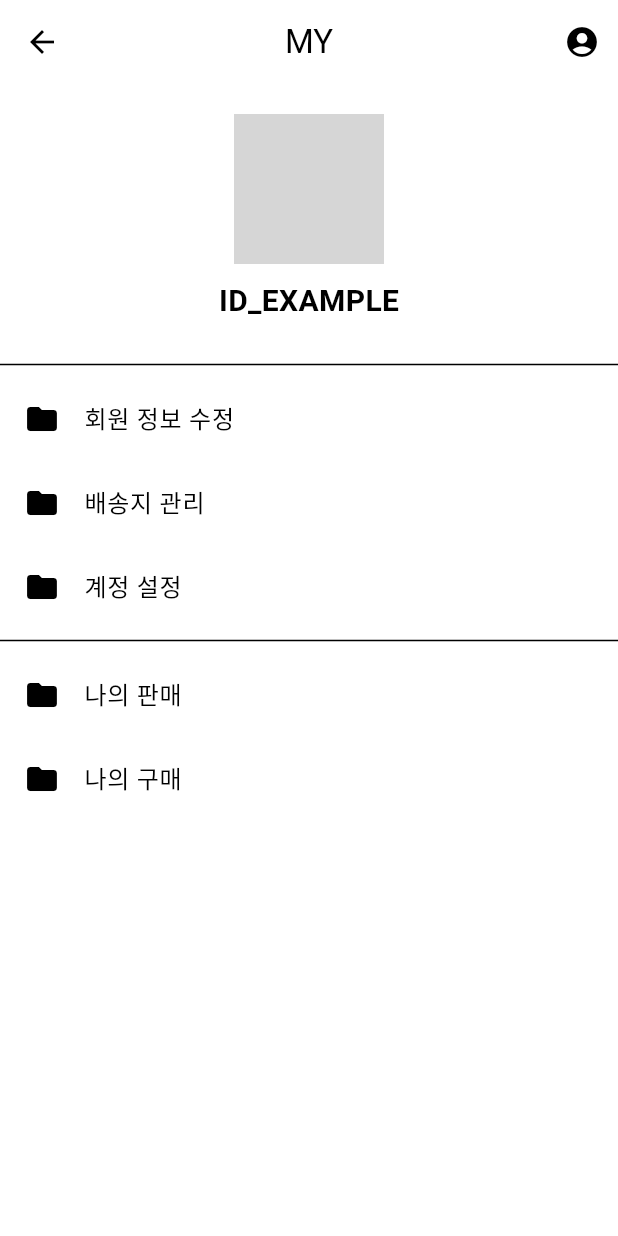
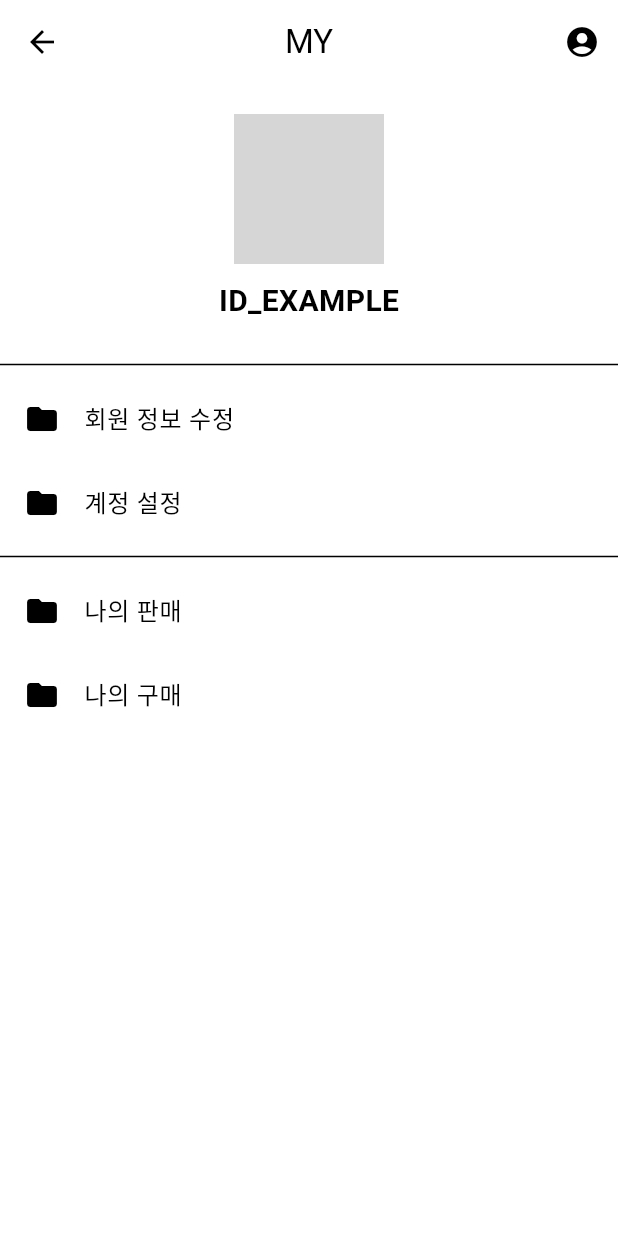
Before and after one commit to devwonkyo/StockAuction, a Flutter app: the MainScreen screen opened by its route, after a tap on the "person" icon, on a phone screen of 412 x 824 dp. Run offline on Flutter 3.47's test engine with Material 3 defaults, Android fonts, the phone set to English and light mode, and no system bars; our stand-ins replace cloud_firestore, firebase_auth, firebase_core, flutter_swiper_null_safety, go_router, image_picker; accounts and stored records are empty; network calls fail; grey boxes are pictures that could not be loaded.

Commit message:
마이페이지 수정, 설정 삭제

```diff
--- a/lib/route.dart
+++ b/lib/route.dart
@@ -4,7 +4,6 @@ import 'package:go_router/go_router.dart';
 import 'package:auction/screens/auth/login_screen.dart';
 import 'package:auction/screens/auth/signup_screen.dart';
 import 'package:auction/screens/auth/password_reser_screen.dart';
-import 'package:auction/screens/auth/settings_screen.dart';
 import 'package:auction/screens/auth/my_screen.dart';
 import 'package:auction/screens/chat/chat_list_screen.dart';
 import 'package:auction/screens/chat/chat_screen.dart';
@@ -13,7 +12,6 @@ import 'package:auction/screens/post/post_add_screen.dart';
 import 'package:auction/screens/post/post_detail_screen.dart';
 import 'package:auction/screens/main_screen.dart';
 
-
 // 보통 아래와 같은 방식으로 이동 가능합니다
 // GoRouter.of(context).go('/example');
 // GoRouter.of(context).push('/example');
@@ -21,7 +19,6 @@ import 'package:auction/screens/main_screen.dart';
 import 'screens/my/my_sold_screen.dart';
 import 'screens/my/my_account_screen.dart';
 import 'screens/my/my_bought_screen.dart';
-import 'screens/my/my_deliver_screen.dart';
 import 'screens/my/my_infoupdate_screen.dart';
 
 final rootNavigatorKey = GlobalKey<NavigatorState>();
@@ -53,7 +50,6 @@ final GoRouter router = GoRouter(
     GoRoute(
       path: '/post/detail',
       builder: (context, state) => PostDetailScreen(),
-      builder: (context, state) => PostDetailScreen(),
     ),
     GoRoute(
       path: '/post/list',
@@ -69,10 +65,6 @@ final GoRouter router = GoRouter(
         final chatId = state.pathParameters['chatId']!;
         return ChatScreen(chatId: chatId);
       },
-    ),
-    GoRoute(
-      path: '/settings',
-      builder: (context, state) => SettingsScreen(),
     ),
     GoRoute(
       path: '/PostListScreen',
@@ -91,10 +83,6 @@ final GoRouter router = GoRouter(
       builder: (context, state) => MyInfoUpdateScreen(),
     ),
     GoRoute(
-      path: '/deliver',
-      builder: (context, state) => MyDeliverScreen(),
-    ),
-    GoRoute(
       path: '/account',
       builder: (context, state) => MyAccountScreen(),
     ),
--- a/lib/screens/auth/my_screen.dart
+++ b/lib/screens/auth/my_screen.dart
@@ -78,13 +78,6 @@ class _MyPageState extends State<MyScreen> {
             ),
             ListTile(
               leading: const Icon(Icons.folder),
-              title: const Text('배송지 관리'),
-              onTap: () {
-                context.go('/deliver'); // 배송지 관리로 이동
-              },
-            ),
-            ListTile(
-              leading: const Icon(Icons.folder),
               title: const Text('계정 설정'),
               onTap: () {
                 context.go('/account'); // 계정 설정으로 이동
--- a/lib/screens/auth/settings_screen.dart
+++ /dev/null
@@ -1,10 +0,0 @@
-import 'package:flutter/material.dart';
-
-class SettingsScreen extends StatelessWidget {
-  @override
-  Widget build(BuildContext context) {
-    return Scaffold(
-      body: Center(child: Text('settings Page')),
-    );
-  }
-}
--- a/lib/screens/main_screen.dart
+++ b/lib/screens/main_screen.dart
@@ -2,7 +2,6 @@ import 'package:auction/screens/post/post_list_screen.dart';
 import 'package:flutter/material.dart';
 
 import 'auth/my_screen.dart';
-import 'auth/settings_screen.dart';
 import 'chat/chat_list_screen.dart';
 import 'home/home_screen.dart';
 import 'like/my_likes.dart';
@@ -21,7 +20,6 @@ class _MainScreenState extends State<MainScreen> {
     PostListScreen(),
     ChatListScreen(),
     likePage(),
-    SettingsScreen(),
   ];
 
   // 네비게이션 탭을 클릭했을 때의 동작 정의
@@ -66,10 +64,7 @@ class _MainScreenState extends State<MainScreen> {
             BottomNavigationBarItem(
                 icon: Icon(Icons.people_rounded), label: 'Chatlist'),
             BottomNavigationBarItem(icon: Icon(Icons.star), label: 'likelist'),
-          BottomNavigationBarItem(
-              icon: Icon(Icons.settings), label: 'Settings'),
-        ],
-      ),
+          ]),
     );
   }
 }
```
Also changed, not shown: lib/screens/my/my_deliver_screen.dart (deleted, +0 -122 lines), pubspec.lock. Lines whose indentation alone changed are shown as unchanged.
